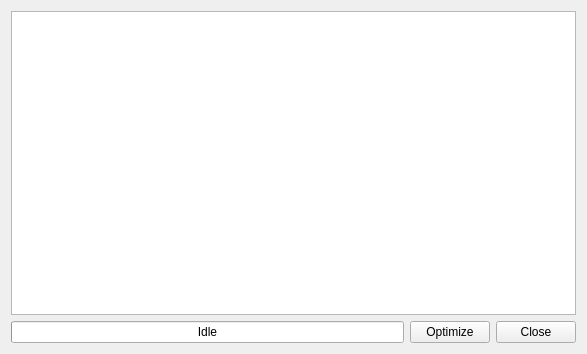
This is catverinioptimizer.ui in qmc2/qmc2-mame-fe as Qt 5 draws it before an edit. The edited form follows.
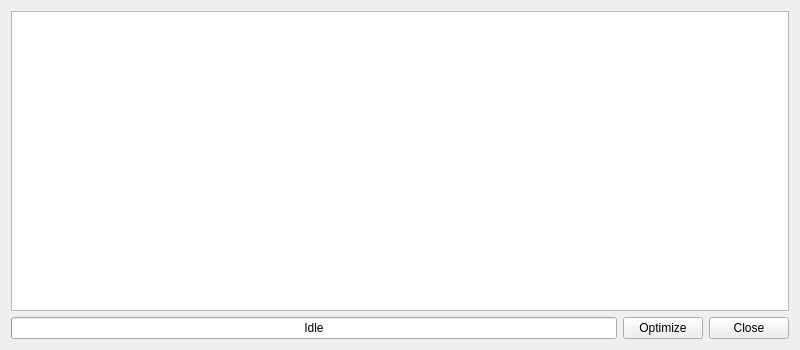
This is the edited form.

Patch:
```diff
--- a/catverinioptimizer.ui
+++ b/catverinioptimizer.ui
@@ -6,8 +6,8 @@
    <rect>
     <x>0</x>
     <y>0</y>
-    <width>587</width>
-    <height>354</height>
+    <width>800</width>
+    <height>350</height>
    </rect>
   </property>
   <property name="windowTitle">
```
